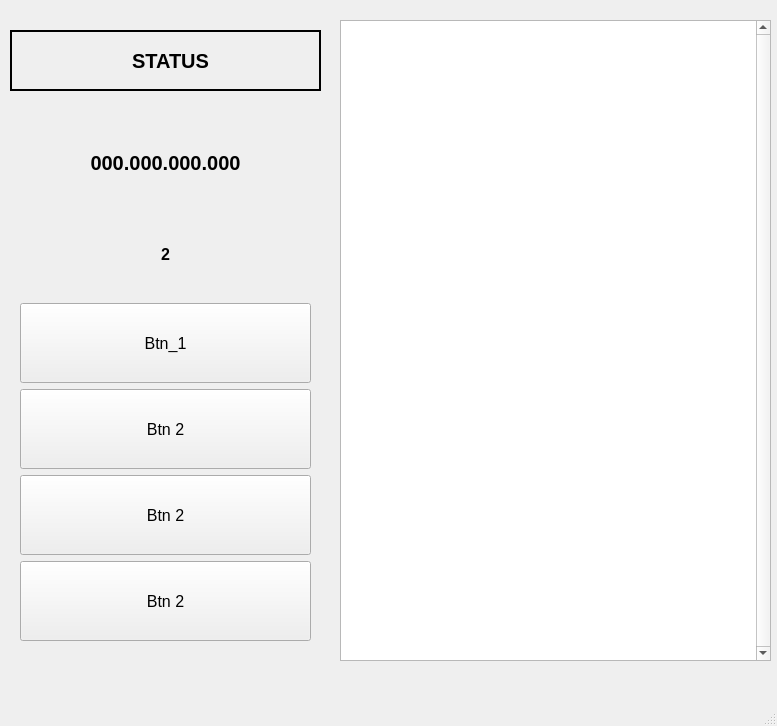
The window that ui.ui (annhan/Ip-Changer-FPT-Modem) describes before a commit, drawn with Qt 5.
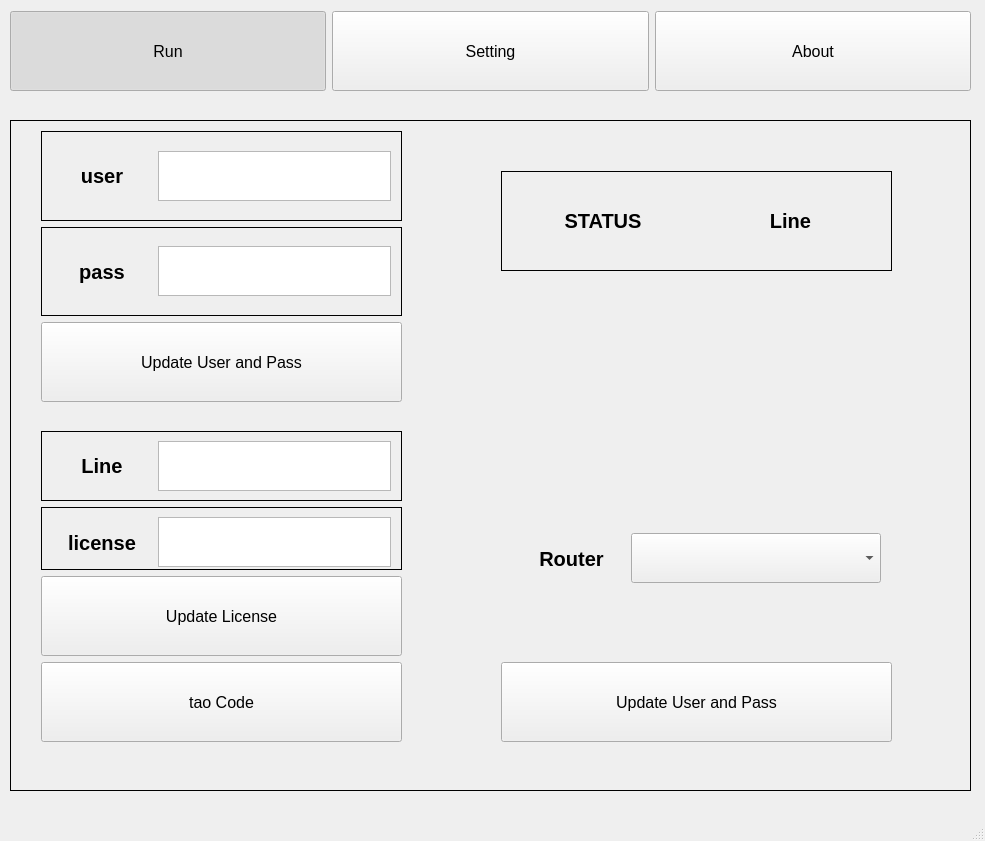
The same window after the commit.

What changed in the file:
```diff
--- a/ui.ui
+++ b/ui.ui
@@ -6,19 +6,111 @@
    <rect>
     <x>0</x>
     <y>0</y>
-    <width>777</width>
-    <height>726</height>
+    <width>985</width>
+    <height>841</height>
    </rect>
   </property>
   <property name="windowTitle">
    <string>MainWindow</string>
   </property>
   <widget class="QWidget" name="centralwidget">
+   <widget class="QStackedWidget" name="tab_main">
+    <property name="geometry">
+     <rect>
+      <x>10</x>
+      <y>120</y>
+      <width>961</width>
+      <height>671</height>
+     </rect>
+    </property>
+    <property name="frameShape">
+     <enum>QFrame::Box</enum>
+    </property>
+    <property name="currentIndex">
+     <number>1</number>
+    </property>
+    <widget class="QWidget" name="run_page">
+     <widget class="QTextEdit" name="lbl_log">
+      <property name="geometry">
+       <rect>
+        <x>370</x>
+        <y>20</y>
+        <width>561</width>
+        <height>641</height>
+       </rect>
+      </property>
+      <property name="font">
+       <font>
+        <pointsize>12</pointsize>
+       </font>
+      </property>
+      <property name="acceptDrops">
+       <bool>false</bool>
+      </property>
+      <property name="verticalScrollBarPolicy">
+       <enum>Qt::ScrollBarAlwaysOn</enum>
+      </property>
+      <property name="readOnly">
+       <bool>true</bool>
+      </property>
+     </widget>
+     <widget class="QFrame" name="frame">
+      <property name="geometry">
+       <rect>
+        <x>20</x>
+        <y>40</y>
+        <width>311</width>
+        <height>61</height>
+       </rect>
+      </property>
+      <property name="baseSize">
+       <size>
+        <width>0</width>
+        <height>0</height>
+       </size>
+      </property>
+      <property name="font">
+       <font>
+        <pointsize>12</pointsize>
+       </font>
+      </property>
+      <property name="frameShape">
+       <enum>QFrame::Box</enum>
+      </property>
+      <property name="lineWidth">
+       <number>2</number>
+      </property>
+      <layout class="QHBoxLayout" name="horizontalLayout_21">
+       <property name="leftMargin">
+        <number>15</number>
+       </property>
+       <property name="rightMargin">
+        <number>5</number>
+       </property>
+       <item>
+        <widget class="QLabel" name="lbl_status">
+         <property name="font">
+          <font>
+           <pointsize>15</pointsize>
+           <weight>75</weight>
+           <bold>true</bold>
+          </font>
+         </property>
+         <property name="text">
+          <string>STATUS</string>
+         </property>
+         <property name="alignment">
+          <set>Qt::AlignCenter</set>
+         </property>
+        </widget>
+       </item>
+      </layout>
+     </widget>
    <widget class="QWidget" name="verticalLayoutWidget">
     <property name="geometry">
      <rect>
-      <x>10</x>
-      <y>110</y>
+        <x>20</x>
+        <y>120</y>
       <width>311</width>
       <height>541</height>
      </rect>
@@ -37,7 +129,7 @@
       <number>10</number>
      </property>
      <item>
-      <widget class="QFrame" name="">
+        <widget class="QFrame" name="frame">
        <layout class="QHBoxLayout" name="horizontalLayout_19">
         <property name="spacing">
          <number>0</number>
@@ -68,33 +160,6 @@
        </layout>
       </widget>
      </item>
-     <item>
-      <layout class="QHBoxLayout" name="horizontalLayout_20">
-       <property name="leftMargin">
-        <number>5</number>
-       </property>
-       <property name="rightMargin">
-        <number>5</number>
-       </property>
-       <item>
-        <widget class="QLabel" name="lbl_2">
-         <property name="font">
-          <font>
-           <pointsize>12</pointsize>
-           <weight>75</weight>
-           <bold>true</bold>
-          </font>
-         </property>
-         <property name="text">
-          <string>2</string>
-         </property>
-         <property name="alignment">
-          <set>Qt::AlignCenter</set>
-         </property>
-        </widget>
-       </item>
-      </layout>
-     </item>
      <item>
       <widget class="QPushButton" name="btn_1">
        <property name="minimumSize">
@@ -169,41 +234,464 @@
      </item>
     </layout>
    </widget>
-   <widget class="QFrame" name="frame">
+    </widget>
+    <widget class="QWidget" name="setting_page">
+     <widget class="QFrame" name="verticalFrame_2">
     <property name="geometry">
      <rect>
-      <x>10</x>
-      <y>30</y>
-      <width>311</width>
-      <height>61</height>
-     </rect>
-    </property>
-    <property name="baseSize">
+        <x>20</x>
+        <y>0</y>
+        <width>381</width>
+        <height>291</height>
+       </rect>
+      </property>
+      <layout class="QVBoxLayout" name="verticalLayout_3">
+       <property name="leftMargin">
+        <number>10</number>
+       </property>
+       <property name="topMargin">
+        <number>10</number>
+       </property>
+       <property name="rightMargin">
+        <number>10</number>
+       </property>
+       <property name="bottomMargin">
+        <number>10</number>
+       </property>
+       <item>
+        <widget class="QFrame" name="horizontalFrame_2">
+         <property name="frameShape">
+          <enum>QFrame::Box</enum>
+         </property>
+         <layout class="QHBoxLayout" name="horizontalLayout_2">
+          <property name="leftMargin">
+           <number>10</number>
+          </property>
+          <property name="topMargin">
+           <number>5</number>
+          </property>
+          <property name="rightMargin">
+           <number>10</number>
+          </property>
+          <property name="bottomMargin">
+           <number>5</number>
+          </property>
+          <item>
+           <widget class="QLabel" name="lbl_ip_3">
+            <property name="minimumSize">
      <size>
+              <width>100</width>
+              <height>0</height>
+             </size>
+            </property>
+            <property name="font">
+             <font>
+              <pointsize>15</pointsize>
+              <weight>75</weight>
+              <bold>true</bold>
+             </font>
+            </property>
+            <property name="text">
+             <string>user</string>
+            </property>
+            <property name="alignment">
+             <set>Qt::AlignCenter</set>
+            </property>
+           </widget>
+          </item>
+          <item>
+           <widget class="QTextEdit" name="input_user">
+            <property name="maximumSize">
+             <size>
+              <width>16777215</width>
+              <height>50</height>
+             </size>
+            </property>
+            <property name="font">
+             <font>
+              <pointsize>12</pointsize>
+             </font>
+            </property>
+           </widget>
+          </item>
+         </layout>
+        </widget>
+       </item>
+       <item>
+        <widget class="QFrame" name="">
+         <property name="frameShape">
+          <enum>QFrame::Box</enum>
+         </property>
+         <layout class="QHBoxLayout" name="horizontalLayout_23">
+          <property name="leftMargin">
+           <number>10</number>
+          </property>
+          <property name="rightMargin">
+           <number>10</number>
+          </property>
+          <item>
+           <widget class="QLabel" name="lbl_ip_2">
+            <property name="minimumSize">
+             <size>
+              <width>100</width>
+              <height>0</height>
+             </size>
+            </property>
+            <property name="font">
+             <font>
+              <pointsize>15</pointsize>
+              <weight>75</weight>
+              <bold>true</bold>
+             </font>
+            </property>
+            <property name="text">
+             <string>pass</string>
+            </property>
+            <property name="alignment">
+             <set>Qt::AlignCenter</set>
+            </property>
+           </widget>
+          </item>
+          <item>
+           <widget class="QTextEdit" name="input_pass">
+            <property name="maximumSize">
+             <size>
+              <width>16777215</width>
+              <height>50</height>
+             </size>
+            </property>
+            <property name="font">
+             <font>
+              <pointsize>14</pointsize>
+             </font>
+            </property>
+           </widget>
+          </item>
+         </layout>
+        </widget>
+       </item>
+       <item>
+        <widget class="QPushButton" name="btn_update_user">
+         <property name="minimumSize">
+          <size>
       <width>0</width>
+           <height>80</height>
+          </size>
+         </property>
+         <property name="font">
+          <font>
+           <pointsize>12</pointsize>
+          </font>
+         </property>
+         <property name="text">
+          <string>Update User and Pass</string>
+         </property>
+        </widget>
+       </item>
+      </layout>
+     </widget>
+     <widget class="QWidget" name="verticalLayoutWidget_3">
+      <property name="geometry">
+       <rect>
+        <x>480</x>
+        <y>330</y>
+        <width>411</width>
+        <height>301</height>
+       </rect>
+      </property>
+      <layout class="QVBoxLayout" name="verticalLayout_4">
+       <property name="leftMargin">
+        <number>10</number>
+       </property>
+       <property name="topMargin">
+        <number>10</number>
+       </property>
+       <property name="rightMargin">
+        <number>10</number>
+       </property>
+       <property name="bottomMargin">
+        <number>10</number>
+       </property>
+       <item>
+        <widget class="QFrame" name="frame_3">
+         <layout class="QHBoxLayout" name="horizontalLayout_26">
+          <property name="spacing">
+           <number>0</number>
+          </property>
+          <property name="leftMargin">
+           <number>1</number>
+          </property>
+          <property name="topMargin">
+           <number>0</number>
+          </property>
+          <property name="rightMargin">
+           <number>1</number>
+          </property>
+          <property name="bottomMargin">
+           <number>0</number>
+          </property>
+          <item>
+           <layout class="QHBoxLayout" name="horizontalLayout_27">
+            <property name="leftMargin">
+             <number>10</number>
+            </property>
+            <property name="rightMargin">
+             <number>10</number>
+            </property>
+            <item>
+             <widget class="QLabel" name="lbl_ip_5">
+              <property name="minimumSize">
+               <size>
+                <width>50</width>
       <height>0</height>
      </size>
     </property>
     <property name="font">
      <font>
+                <pointsize>15</pointsize>
+                <weight>75</weight>
+                <bold>true</bold>
+               </font>
+              </property>
+              <property name="text">
+               <string>Router</string>
+              </property>
+              <property name="alignment">
+               <set>Qt::AlignCenter</set>
+              </property>
+             </widget>
+            </item>
+            <item>
+             <widget class="QComboBox" name="comboBox">
+              <property name="minimumSize">
+               <size>
+                <width>250</width>
+                <height>50</height>
+               </size>
+              </property>
+              <property name="maximumSize">
+               <size>
+                <width>250</width>
+                <height>50</height>
+               </size>
+              </property>
+             </widget>
+            </item>
+           </layout>
+          </item>
+         </layout>
+        </widget>
+       </item>
+       <item>
+        <widget class="QPushButton" name="btn_update_user_2">
+         <property name="minimumSize">
+          <size>
+           <width>0</width>
+           <height>80</height>
+          </size>
+         </property>
+         <property name="font">
+          <font>
       <pointsize>12</pointsize>
      </font>
     </property>
+         <property name="text">
+          <string>Update User and Pass</string>
+         </property>
+        </widget>
+       </item>
+      </layout>
+     </widget>
+     <widget class="QFrame" name="verticalFrame_3">
+      <property name="geometry">
+       <rect>
+        <x>20</x>
+        <y>300</y>
+        <width>381</width>
+        <height>331</height>
+       </rect>
+      </property>
+      <layout class="QVBoxLayout" name="verticalLayout_5">
+       <property name="leftMargin">
+        <number>10</number>
+       </property>
+       <property name="topMargin">
+        <number>10</number>
+       </property>
+       <property name="rightMargin">
+        <number>10</number>
+       </property>
+       <property name="bottomMargin">
+        <number>10</number>
+       </property>
+       <item>
+        <widget class="QFrame" name="frame_2">
     <property name="frameShape">
      <enum>QFrame::Box</enum>
     </property>
-    <property name="lineWidth">
-     <number>2</number>
-    </property>
-    <layout class="QHBoxLayout" name="horizontalLayout_21">
+         <layout class="QHBoxLayout" name="horizontalLayout_24">
+          <property name="leftMargin">
+           <number>10</number>
+          </property>
+          <property name="rightMargin">
+           <number>10</number>
+          </property>
+          <item>
+           <widget class="QLabel" name="lbl_ip_7">
+            <property name="minimumSize">
+             <size>
+              <width>100</width>
+              <height>0</height>
+             </size>
+            </property>
+            <property name="font">
+             <font>
+              <pointsize>15</pointsize>
+              <weight>75</weight>
+              <bold>true</bold>
+             </font>
+            </property>
+            <property name="text">
+             <string>Line</string>
+            </property>
+            <property name="alignment">
+             <set>Qt::AlignCenter</set>
+            </property>
+           </widget>
+          </item>
+          <item>
+           <widget class="QTextEdit" name="input_license_CODE">
+            <property name="maximumSize">
+             <size>
+              <width>16777215</width>
+              <height>50</height>
+             </size>
+            </property>
+            <property name="font">
+             <font>
+              <pointsize>14</pointsize>
+             </font>
+            </property>
+           </widget>
+          </item>
+         </layout>
+        </widget>
+       </item>
+       <item>
+        <widget class="QFrame" name="frame_4">
+         <property name="frameShape">
+          <enum>QFrame::Box</enum>
+         </property>
+         <layout class="QHBoxLayout" name="horizontalLayout_28">
      <property name="leftMargin">
-      <number>15</number>
+           <number>10</number>
      </property>
      <property name="rightMargin">
-      <number>5</number>
-     </property>
+           <number>10</number>
+          </property>
+          <property name="bottomMargin">
+           <number>1</number>
+          </property>
      <item>
-      <widget class="QLabel" name="lbl_status">
+           <widget class="QLabel" name="lbl_ip_8">
+            <property name="minimumSize">
+             <size>
+              <width>100</width>
+              <height>0</height>
+             </size>
+            </property>
+            <property name="font">
+             <font>
+              <pointsize>15</pointsize>
+              <weight>75</weight>
+              <bold>true</bold>
+             </font>
+            </property>
+            <property name="text">
+             <string>license</string>
+            </property>
+            <property name="alignment">
+             <set>Qt::AlignCenter</set>
+            </property>
+           </widget>
+          </item>
+          <item>
+           <widget class="QTextEdit" name="input_license">
+            <property name="maximumSize">
+             <size>
+              <width>16777215</width>
+              <height>50</height>
+             </size>
+            </property>
+            <property name="font">
+             <font>
+              <pointsize>14</pointsize>
+             </font>
+            </property>
+           </widget>
+          </item>
+         </layout>
+        </widget>
+       </item>
+       <item>
+        <widget class="QPushButton" name="btn_update_license">
+         <property name="minimumSize">
+          <size>
+           <width>0</width>
+           <height>80</height>
+          </size>
+         </property>
+         <property name="font">
+          <font>
+           <pointsize>12</pointsize>
+          </font>
+         </property>
+         <property name="text">
+          <string>Update License</string>
+         </property>
+        </widget>
+       </item>
+       <item>
+        <widget class="QPushButton" name="btn_update_license_2">
+         <property name="minimumSize">
+          <size>
+           <width>0</width>
+           <height>80</height>
+          </size>
+         </property>
+         <property name="font">
+          <font>
+           <pointsize>12</pointsize>
+          </font>
+         </property>
+         <property name="text">
+          <string>tao Code</string>
+         </property>
+        </widget>
+       </item>
+      </layout>
+     </widget>
+     <widget class="QFrame" name="frame_5">
+      <property name="geometry">
+       <rect>
+        <x>490</x>
+        <y>50</y>
+        <width>391</width>
+        <height>100</height>
+       </rect>
+      </property>
+      <property name="frameShape">
+       <enum>QFrame::Box</enum>
+      </property>
+      <layout class="QHBoxLayout" name="horizontalLayout_25">
+       <property name="leftMargin">
+        <number>10</number>
+       </property>
+       <property name="rightMargin">
+        <number>10</number>
+       </property>
+       <item>
+        <widget class="QLabel" name="lbl_infor_license">
        <property name="font">
         <font>
          <pointsize>15</pointsize>
@@ -219,31 +707,153 @@
        </property>
       </widget>
      </item>
-    </layout>
-   </widget>
-   <widget class="QTextEdit" name="lbl_log">
+       <item>
+        <widget class="QLabel" name="lbl_status_license">
+         <property name="minimumSize">
+          <size>
+           <width>100</width>
+           <height>0</height>
+          </size>
+         </property>
+         <property name="font">
+          <font>
+           <pointsize>15</pointsize>
+           <weight>75</weight>
+           <bold>true</bold>
+          </font>
+         </property>
+         <property name="text">
+          <string>Line</string>
+         </property>
+         <property name="alignment">
+          <set>Qt::AlignCenter</set>
+         </property>
+        </widget>
+       </item>
+      </layout>
+     </widget>
+    </widget>
+    <widget class="QWidget" name="About_page">
+     <widget class="QLabel" name="lbl_about">
     <property name="geometry">
      <rect>
-      <x>340</x>
+        <x>20</x>
       <y>20</y>
-      <width>431</width>
-      <height>641</height>
+        <width>901</width>
+        <height>611</height>
      </rect>
     </property>
     <property name="font">
      <font>
+        <pointsize>15</pointsize>
+        <weight>75</weight>
+        <bold>true</bold>
+       </font>
+      </property>
+      <property name="text">
+       <string>000.000.000.000</string>
+      </property>
+      <property name="alignment">
+       <set>Qt::AlignCenter</set>
+      </property>
+     </widget>
+    </widget>
+   </widget>
+   <widget class="QWidget" name="horizontalLayoutWidget">
+    <property name="geometry">
+     <rect>
+      <x>10</x>
+      <y>10</y>
+      <width>961</width>
+      <height>82</height>
+     </rect>
+    </property>
+    <layout class="QHBoxLayout" name="horizontalLayout">
+     <item>
+      <widget class="QPushButton" name="btn_main1">
+       <property name="minimumSize">
+        <size>
+         <width>0</width>
+         <height>80</height>
+        </size>
+       </property>
+       <property name="font">
+        <font>
       <pointsize>12</pointsize>
      </font>
     </property>
-    <property name="acceptDrops">
-     <bool>false</bool>
-    </property>
-    <property name="verticalScrollBarPolicy">
-     <enum>Qt::ScrollBarAlwaysOn</enum>
-    </property>
-    <property name="readOnly">
+       <property name="text">
+        <string>Run</string>
+       </property>
+       <property name="checkable">
+        <bool>true</bool>
+       </property>
+       <property name="checked">
      <bool>true</bool>
     </property>
+       <property name="index" stdset="0">
+        <number>0</number>
+       </property>
+       <attribute name="buttonGroup">
+        <string notr="true">btn_group_main</string>
+       </attribute>
+      </widget>
+     </item>
+     <item>
+      <widget class="QPushButton" name="btn_main_2">
+       <property name="minimumSize">
+        <size>
+         <width>0</width>
+         <height>80</height>
+        </size>
+       </property>
+       <property name="font">
+        <font>
+         <pointsize>12</pointsize>
+        </font>
+       </property>
+       <property name="text">
+        <string>Setting</string>
+       </property>
+       <property name="checkable">
+        <bool>true</bool>
+       </property>
+       <property name="index" stdset="0">
+        <number>1</number>
+       </property>
+       <attribute name="buttonGroup">
+        <string notr="true">btn_group_main</string>
+       </attribute>
+      </widget>
+     </item>
+     <item>
+      <widget class="QPushButton" name="btn_main_3">
+       <property name="minimumSize">
+        <size>
+         <width>0</width>
+         <height>80</height>
+        </size>
+       </property>
+       <property name="font">
+        <font>
+         <pointsize>12</pointsize>
+        </font>
+       </property>
+       <property name="text">
+        <string>About</string>
+       </property>
+       <property name="checkable">
+        <bool>true</bool>
+       </property>
+       <property name="index" stdset="0">
+        <number>2</number>
+       </property>
+       <attribute name="buttonGroup">
+        <string notr="true">btn_group_main</string>
+       </attribute>
+      </widget>
+     </item>
+    </layout>
    </widget>
   </widget>
   <widget class="QMenuBar" name="menubar">
```
Left out of the diff: 5 changed lines with no effect on the pictures. Lines whose indentation alone changed are shown as unchanged.
